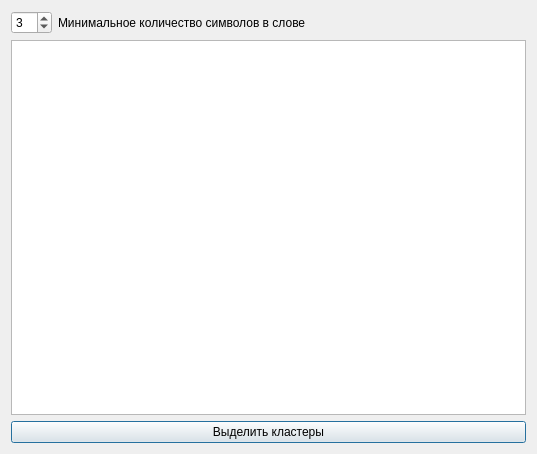
AndreyTulyakov/TextStageProcessor, file sources/DialogConfigClasterization.ui: the form before one commit.
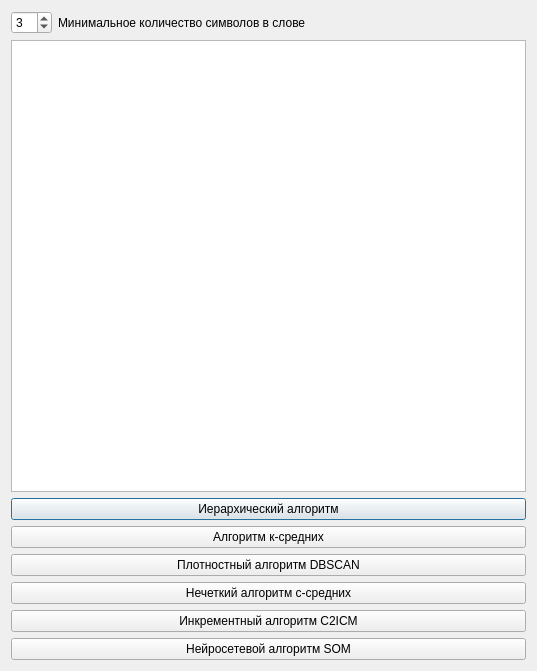
The form after the commit.

Commit message: добавлен второй метод

The edit to the form file:
```diff
--- a/sources/DialogConfigClasterization.ui
+++ b/sources/DialogConfigClasterization.ui
@@ -7,7 +7,7 @@
     <x>0</x>
     <y>0</y>
     <width>537</width>
-    <height>454</height>
+    <height>671</height>
    </rect>
   </property>
   <property name="windowTitle">
@@ -55,7 +55,42 @@
    <item>
     <widget class="QPushButton" name="buttonClasterization">
      <property name="text">
-      <string>Выделить кластеры</string>
+      <string>Иерархический алгоритм</string>
+     </property>
+    </widget>
+   </item>
+   <item>
+    <widget class="QPushButton" name="pushButtonKMiddle">
+     <property name="text">
+      <string>Алгоритм к-средних</string>
+     </property>
+    </widget>
+   </item>
+   <item>
+    <widget class="QPushButton" name="pushButtonDBSCAN">
+     <property name="text">
+      <string>Плотностный алгоритм DBSCAN</string>
+     </property>
+    </widget>
+   </item>
+   <item>
+    <widget class="QPushButton" name="pushButtonCMiddle">
+     <property name="text">
+      <string>Нечеткий алгоритм с-средних</string>
+     </property>
+    </widget>
+   </item>
+   <item>
+    <widget class="QPushButton" name="pushButtonC2ICM">
+     <property name="text">
+      <string>Инкрементный алгоритм C2ICM</string>
+     </property>
+    </widget>
+   </item>
+   <item>
+    <widget class="QPushButton" name="pushButtonSOM">
+     <property name="text">
+      <string>Нейросетевой алгоритм SOM</string>
      </property>
     </widget>
    </item>
```
The commit also changes 1 other file.
